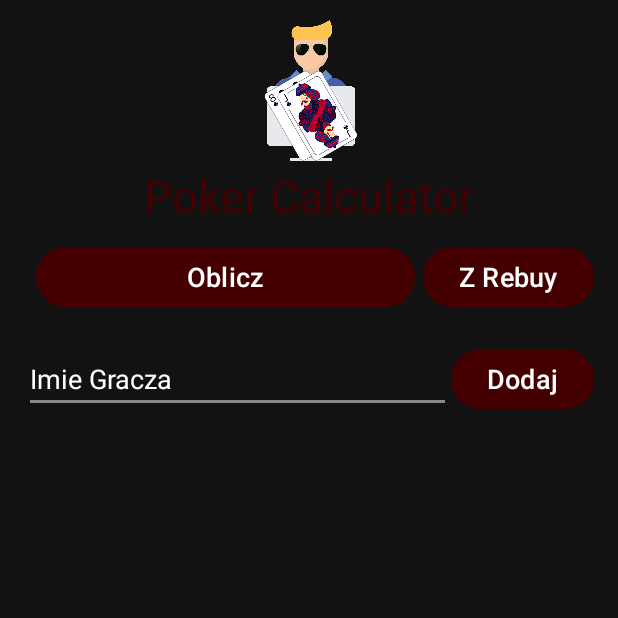
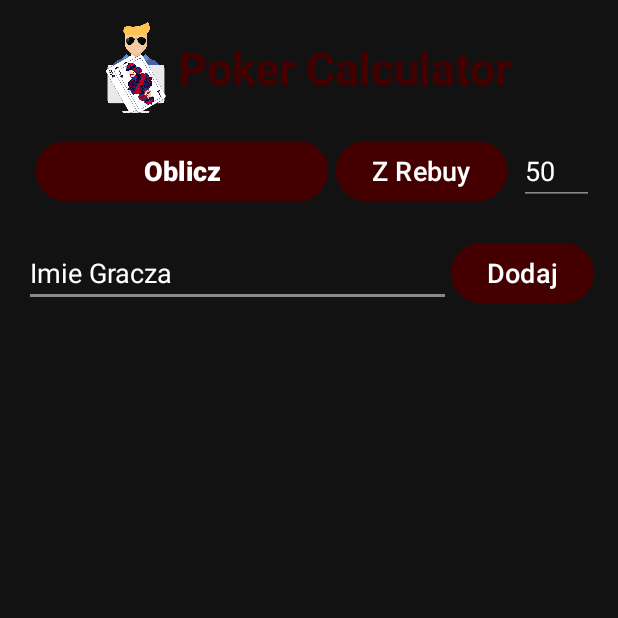
Before and after one commit to PejperO/PokerCalculator, an Android app: the screen it shows after launch (MainActivity), after a tap on "Bez Rebuy", on a phone screen of 412 x 824 dp, the top half of it. Run offline under Robolectric (Android 15) with nearby library versions, the phone set to English and light mode, and no system bars; 2 other taps on this screen came first.

Commit message:
rebuy value modification

```diff
--- a/app/src/main/java/com/example/pokercalculator/MainActivity.kt
+++ b/app/src/main/java/com/example/pokercalculator/MainActivity.kt
@@ -5,6 +5,8 @@ import android.content.ClipData
 import android.content.ClipboardManager
 import android.content.Context
 import android.os.Bundle
+import android.text.Editable
+import android.text.TextWatcher
 import android.widget.Button
 import android.widget.EditText
 import android.widget.TextView
@@ -22,6 +24,7 @@ class MainActivity : AppCompatActivity() {
     private val rebuy = mutableListOf<Int>()
     private val transferList = mutableListOf<String>()
     private var useRebuy = true  // Domyślnie używamy rebuy
+    private var rebuyValue = 50
 
     private lateinit var recyclerView: RecyclerView
     private lateinit var adapter: PlayerAdapter
@@ -36,6 +39,7 @@ class MainActivity : AppCompatActivity() {
         val editTextName = findViewById<EditText>(R.id.editTextName)
         val buttonCalculate = findViewById<Button>(R.id.buttonCalculate)
         val textViewResult = findViewById<TextView>(R.id.textViewResult)
+        val editRebuyValue = findViewById<EditText>(R.id.editRebuyValue)
 
         recyclerView = findViewById(R.id.recyclerViewPlayers)
         adapter = PlayerAdapter(people, cost, rebuy, useRebuy)
@@ -59,7 +63,33 @@ class MainActivity : AppCompatActivity() {
             buttonSwitch.text = if (useRebuy) "Z Rebuy" else "Bez Rebuy"
             adapter.setUseRebuy(useRebuy) // Aktualizujemy adapter, aby ukryć/pokazać pole rebuy
             Toast.makeText(this, "Zmieniono tryb na: ${buttonSwitch.text}", Toast.LENGTH_SHORT).show()
+
+            // Ukryj/pokaż pole edycji wartości rebuy
+            editRebuyValue.visibility = if (useRebuy) {
+                EditText.VISIBLE
+            } else {
+                EditText.GONE
+            }
         }
+
+        editRebuyValue.setText(rebuyValue.toString())
+
+        editRebuyValue.addTextChangedListener(object : TextWatcher {
+            override fun beforeTextChanged(s: CharSequence?, start: Int, count: Int, after: Int) { }
+            override fun onTextChanged(s: CharSequence?, start: Int, before: Int, count: Int) { }
+            override fun afterTextChanged(s: Editable?) {
+                // Spróbuj sparsować wpisaną liczbę; jeśli nie da się – zostaw starą wartość
+                val newValue = s.toString().toIntOrNull()
+                if (newValue != null) {
+                    rebuyValue = newValue
+                    Toast.makeText(
+                        this@MainActivity,
+                        "Ustawiono rebuy na $rebuyValue",
+                        Toast.LENGTH_SHORT
+                    ).show()
+                }
+            }
+        })
 
         buttonCalculate.setOnClickListener {
             if (useRebuy) {
@@ -94,7 +124,7 @@ class MainActivity : AppCompatActivity() {
             val rebuyCount = rebuy[i]
             val originalBalance = cost[i]
             // Odejmujemy bazowe 50 + 50 za każdą wartość rebuy
-            val adjustedBalance = originalBalance - 50 - rebuyCount * 50
+            val adjustedBalance = originalBalance - rebuyValue - rebuyCount * rebuyValue
             cost[i] = adjustedBalance
         }
     }
--- a/app/src/main/res/layout/activity_main.xml
+++ b/app/src/main/res/layout/activity_main.xml
@@ -8,35 +8,39 @@
     android:paddingEnd="16dp"
     tools:context=".MainActivity">
 
+    <LinearLayout
+        android:id="@+id/Logo"
+        android:layout_width="match_parent"
+        android:layout_height="wrap_content"
+        android:orientation="horizontal"
+        android:gravity="center_horizontal"
+        android:layout_marginTop="10dp">
+
         <ImageView
             android:id="@+id/imageViewLogo"
-        android:layout_width="100dp"
-        android:layout_height="100dp"
-        android:layout_alignParentTop="true"
-        android:layout_centerHorizontal="true"
-        android:layout_marginStart="32dp"
-        android:layout_marginTop="10dp"
-        android:layout_marginEnd="32dp"
+            android:layout_width="40dp"
+            android:layout_height="70dp"
+            android:layout_marginEnd="8dp"
             android:contentDescription="Logo"
             android:src="@drawable/logo" />
 
         <TextView
-        android:id="@+id/textViewTitle"
+            android:id="@+id/textViewName"
             android:layout_width="wrap_content"
             android:layout_height="wrap_content"
+            android:layout_gravity="center_vertical"
             android:text="Poker Calculator"
             android:textColor="@color/dark_red"
             android:textSize="30sp"
-        android:layout_below="@id/imageViewLogo"
-        android:layout_centerHorizontal="true"
-        android:layout_marginTop="0dp" />
+            android:textStyle="bold" />
+    </LinearLayout>
 
     <LinearLayout
         android:id="@+id/buttonsLayout"
         android:layout_width="match_parent"
         android:layout_height="wrap_content"
         android:orientation="horizontal"
-        android:layout_below="@id/textViewTitle"
+        android:layout_below="@id/Logo"
         android:layout_marginTop="10dp"
         android:layout_centerHorizontal="true">
 
@@ -47,6 +51,7 @@
             android:layout_height="wrap_content"
             android:text="Oblicz"
             android:textSize="18sp"
+            android:textStyle="bold"
             android:backgroundTint="@color/dark_red"
             android:textColor="@android:color/white"
             android:layout_marginStart="8dp"
@@ -60,6 +65,16 @@
             android:text="Z Rebuy"
             android:textColor="@android:color/white"
             android:textSize="18sp" />
+        <EditText
+            android:id="@+id/editRebuyValue"
+            android:layout_width="50dp"
+            android:layout_height="wrap_content"
+            android:hint="Rebuy value"
+            android:inputType="number"
+            android:textColor="@android:color/white"
+            android:backgroundTint="@color/transparent_white"
+            android:layout_marginStart="8dp"/>
+
     </LinearLayout>
 
     <ScrollView
```
Also changed, not shown: gradle/libs.versions.toml (deleted, +0 -29 lines), app/src/main/res/drawable/logo.png, gradle/wrapper/gradle-wrapper.properties (deleted), 10 other files. Lines whose indentation alone changed are shown as unchanged.
